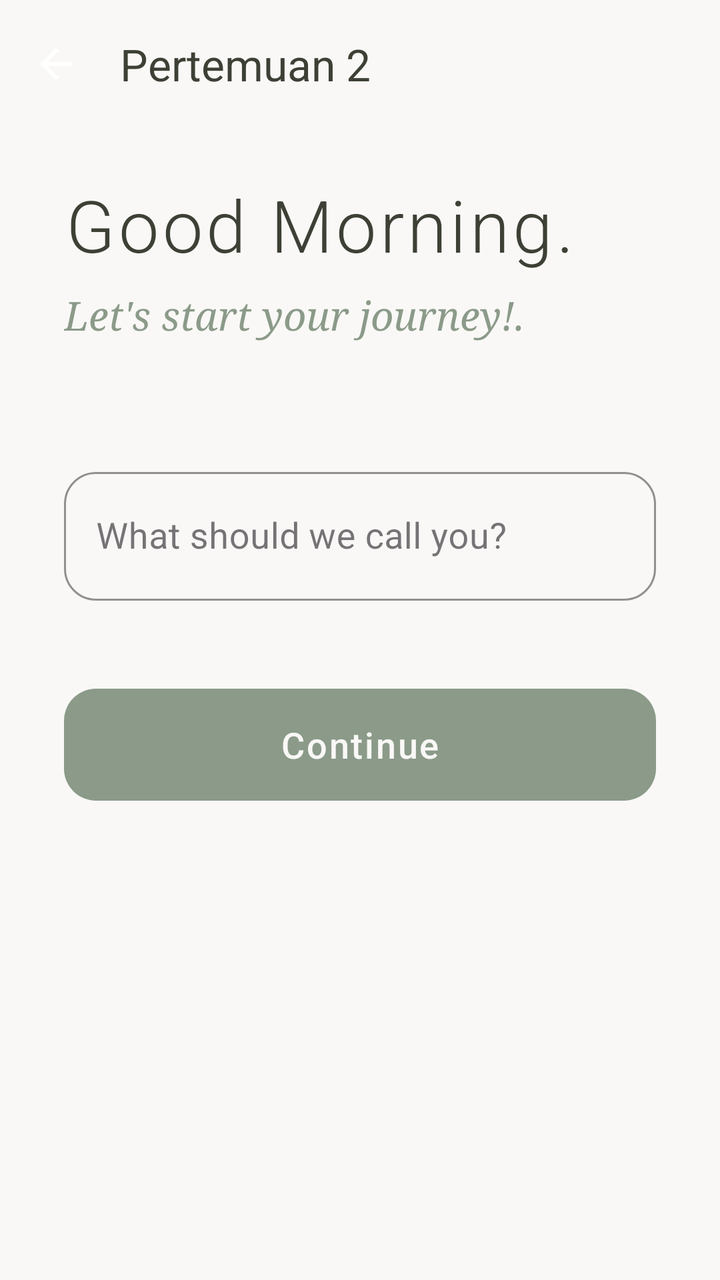
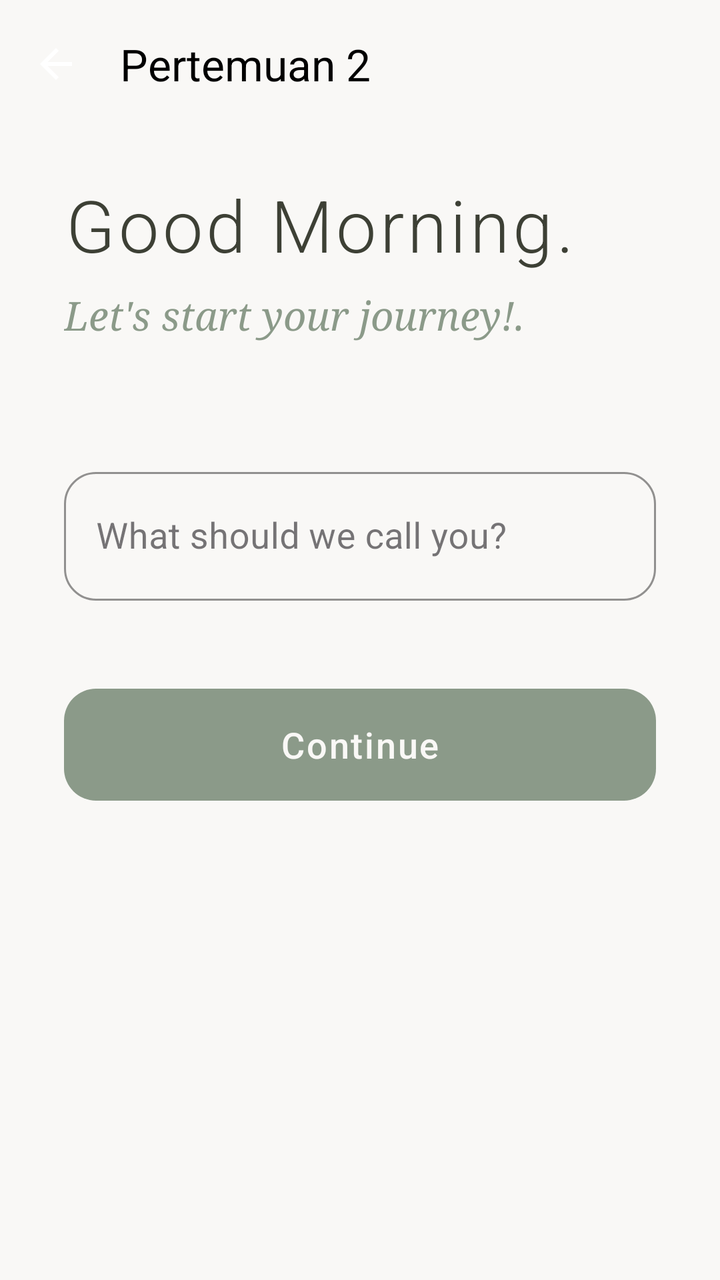

Two renders of the same Android screen: before a commit and after it. Below are the layout's source before the change and the commit's diff.
<!-- AndroidManifest.xml: application theme Theme.NauraApps -->
<!-- res/layout/activity_second.xml -->
<?xml version="1.0" encoding="utf-8"?>
<androidx.constraintlayout.widget.ConstraintLayout
    xmlns:android="http://schemas.android.com/apk/res/android"
    xmlns:app="http://schemas.android.com/apk/res-auto"
    xmlns:tools="http://schemas.android.com/tools"
    android:id="@+id/main"
    android:layout_width="match_parent"
    android:layout_height="match_parent"
    android:background="@color/soft_beige"
    tools:context=".Home.pertemuan_2.SecondActivity">

    <com.google.android.material.appbar.AppBarLayout
        android:id="@+id/appBarLayout"
        android:layout_width="match_parent"
        android:layout_height="wrap_content"
        android:background="@android:color/transparent"
        app:elevation="0dp"
        app:layout_constraintTop_toTopOf="parent">

        <androidx.appcompat.widget.Toolbar
            android:id="@+id/toolbar"
            android:layout_width="match_parent"
            android:layout_height="?attr/actionBarSize"
            app:navigationIcon="@drawable/ic_arrow_back"
            app:navigationIconTint="@color/dark_olive"
            app:title="Pertemuan 2"
            app:titleTextColor="@color/dark_olive" />
    </com.google.android.material.appbar.AppBarLayout>

    <LinearLayout
        android:id="@+id/headerGroup"
        android:layout_width="match_parent"
        android:layout_height="wrap_content"
        android:orientation="vertical"
        android:paddingHorizontal="32dp"
        android:layout_marginTop="24dp"
        app:layout_constraintTop_toBottomOf="@id/appBarLayout">

        <TextView
            android:id="@+id/headerTitle"
            android:layout_width="wrap_content"
            android:layout_height="wrap_content"
            android:fontFamily="sans-serif-light"
            android:letterSpacing="0.05"
            android:text="Good Morning."
            android:textColor="@color/dark_olive"
            android:textSize="36sp" />

        <TextView
            android:id="@+id/textNama"
            android:layout_width="wrap_content"
            android:layout_height="wrap_content"
            android:layout_marginTop="8dp"
            android:fontFamily="serif"
            android:text="Let's start your journey!."
            android:textColor="@color/sage_green"
            android:textSize="20sp"
            android:textStyle="italic" />
    </LinearLayout>

    <com.google.android.material.textfield.TextInputLayout
        android:id="@+id/inputLayout"
        style="@style/Widget.MaterialComponents.TextInputLayout.OutlinedBox"
        android:layout_width="match_parent"
        android:layout_height="wrap_content"
        android:layout_marginHorizontal="32dp"
        android:layout_marginTop="60dp"
        android:hint="What should we call you?"
        app:boxCornerRadiusBottomEnd="16dp"
        app:boxCornerRadiusBottomStart="16dp"
        app:boxCornerRadiusTopEnd="16dp"
        app:boxCornerRadiusTopStart="16dp"
        app:boxStrokeColor="@color/sage_green"
        app:hintTextColor="@color/sage_green"
        app:layout_constraintTop_toBottomOf="@id/headerGroup">

        <com.google.android.material.textfield.TextInputEditText
            android:id="@+id/inputNama"
            android:layout_width="match_parent"
            android:layout_height="wrap_content"
            android:inputType="textPersonName"
            android:paddingVertical="20dp"
            android:textColor="@color/dark_olive"
            android:textSize="18sp" />
    </com.google.android.material.textfield.TextInputLayout>

    <Button
        android:id="@+id/btnSubmit"
        android:layout_width="match_parent"
        android:layout_height="64dp"
        android:layout_marginHorizontal="32dp"
        android:layout_marginTop="40dp"
        android:fontFamily="sans-serif-medium"
        android:letterSpacing="0.05"
        android:text="Continue"
        android:textAllCaps="false"
        android:textColor="@color/soft_beige"
        android:textSize="18sp"
        app:backgroundTint="@color/sage_green"
        app:cornerRadius="16dp"
        app:elevation="4dp"
        app:layout_constraintTop_toBottomOf="@id/inputLayout" />

</androidx.constraintlayout.widget.ConstraintLayout>
<!-- resources referenced by this layout -->
<resources>
  <color name="dark_olive">#3D4035</color>
  <color name="sage_green">#8B9A89</color>
  <color name="soft_beige">#F9F8F6</color>
  <!-- drawable ic_arrow_back (drawable) -->
  <vector xmlns:android="http://schemas.android.com/apk/res/android" android:autoMirrored="true" android:height="24dp" android:tint="#FFFFFF" android:viewportHeight="24" android:viewportWidth="24" android:width="24dp">
        
      <path android:fillColor="@android:color/white" android:pathData="M20,11H7.83l5.59,-5.59L12,4l-8,8 8,8 1.41,-1.41L7.83,13H20v-2z"/>
      
  </vector>
  <style name="Theme.NauraApps" parent="Base.Theme.NauraApps" />
  <style name="Base.Theme.NauraApps" parent="Theme.Material3.DayNight.NoActionBar">
          
          
      </style>
</resources>

<!-- the commit's change to res/layout/activity_second.xml (unified diff, before → after) -->
@@ -22,9 +22,9 @@
             android:layout_width="match_parent"
             android:layout_height="?attr/actionBarSize"
             app:navigationIcon="@drawable/ic_arrow_back"
-            app:navigationIconTint="@color/dark_olive"
+            app:navigationIconTint="@color/accent_soft"
             app:title="Pertemuan 2"
-            app:titleTextColor="@color/dark_olive" />
+            app:titleTextColor="@color/black" />
     </com.google.android.material.appbar.AppBarLayout>
 
     <LinearLayout
<!-- resource entries referenced after the edit -->
@@ -1,5 +1,7 @@
 <!-- resources referenced by this layout -->
 <resources>
+  <color name="accent_soft">#3949AB</color>
+  <color name="black">#FF000000</color>
   <color name="dark_olive">#3D4035</color>
   <color name="sage_green">#8B9A89</color>
   <color name="soft_beige">#F9F8F6</color>
